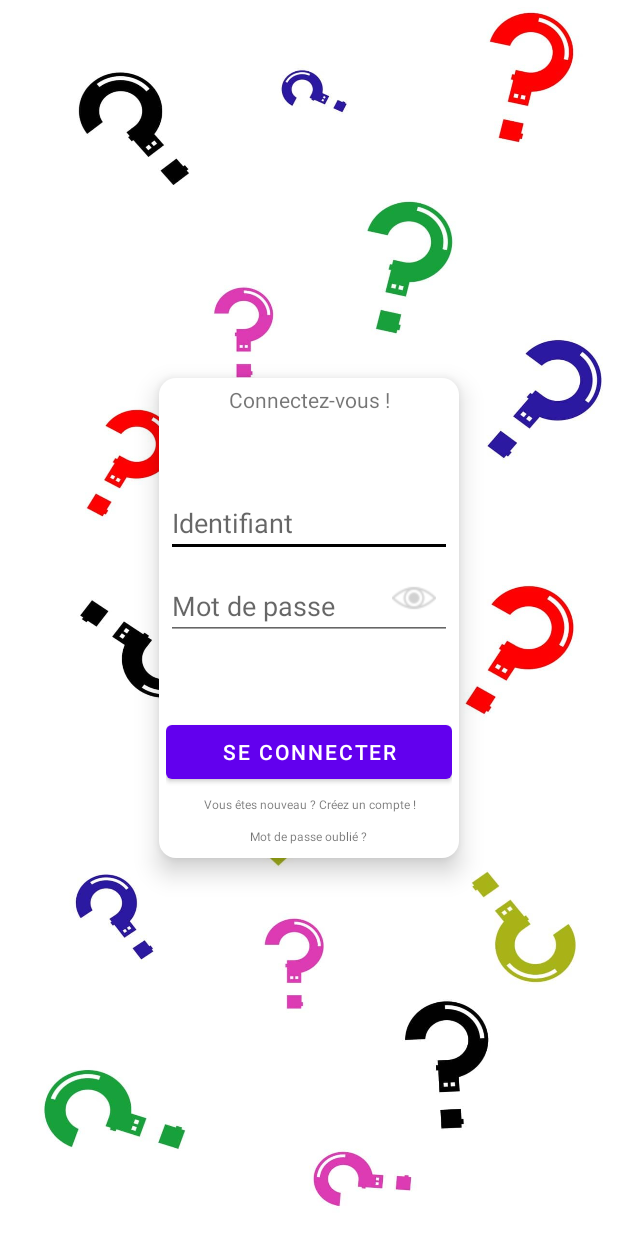
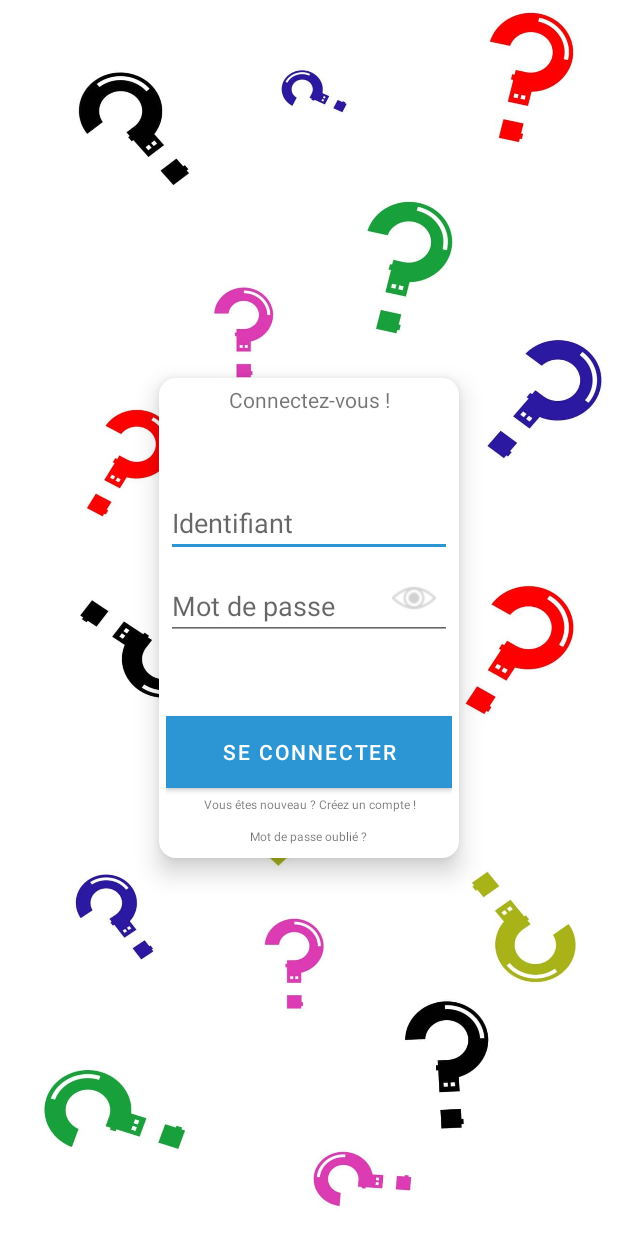
Before and after one commit to Royal27950/SuperQuiz, an Android app: the layout activity_connect.xml on its own in the app's theme, with its tools: preview values and no code run, on a phone screen of 412 x 824 dp. Run offline under Robolectric (Android 15) with nearby library versions, the phone set to English and light mode, and no system bars; Roboto replaces fonts that are not available here.

Commit message:
add SplashScreen and some colors

```diff
--- a/app/src/main/java/com/example/superquiz/Connect.java
+++ b/app/src/main/java/com/example/superquiz/Connect.java
@@ -96,6 +96,7 @@ public class Connect extends AppCompatActivity {
                         if (task.isSuccessful()){
                             Toast.makeText(Connect.this, "Vous êtes connecté", Toast.LENGTH_SHORT).show();
                             startActivity(new Intent(getApplicationContext(), MainActivity.class));
+                            //finish();
                         }else{
                             Toast.makeText(Connect.this, "Erreur !" + task.getException().getMessage(), Toast.LENGTH_SHORT).show();
                             progressBar.setVisibility(View.GONE);
@@ -152,7 +153,7 @@ public class Connect extends AppCompatActivity {
         if(view.getId()==R.id.show_pass_btn){
 
             if(userPassword.getTransformationMethod().equals(PasswordTransformationMethod.getInstance())){
-                ((ImageView)(view)).setImageResource(R.drawable.show_password);
+                ((ImageView)(view)).setImageResource(R.drawable.hide_password);
 
                 //Show Password
                 userPassword.setTransformationMethod(HideReturnsTransformationMethod.getInstance());
--- /dev/null
+++ b/app/src/main/java/com/example/superquiz/SplashScreen.java
@@ -0,0 +1,34 @@
+package com.example.superquiz;
+
+import androidx.appcompat.app.AppCompatActivity;
+
+import android.content.Intent;
+import android.os.Bundle;
+import android.os.Handler;
+
+public class SplashScreen extends AppCompatActivity {
+
+    private final int SPLASHSCREEN_TIMEOUT = 3000;
+    @Override
+    protected void onCreate(Bundle savedInstanceState) {
+        super.onCreate(savedInstanceState);
+        setContentView(R.layout.activity_splash_screen);
+
+        //Rediriger vers la page de connexion "Connect" après 3 secondes
+
+
+
+        //Permet de lancer le runnable (donc le changement de page) après 3 secondes
+        new Handler().postDelayed(new Runnable() {
+            @Override
+            public void run() {
+                Intent intent = new Intent(getApplicationContext(), Connect.class);
+                startActivity(intent);
+                finish();
+            }
+        }, SPLASHSCREEN_TIMEOUT);
+
+
+
+    }
+}
--- a/app/src/main/res/layout/activity_connect.xml
+++ b/app/src/main/res/layout/activity_connect.xml
@@ -73,7 +73,8 @@
             android:layout_width="match_parent"
             android:layout_height="wrap_content"
             android:layout_marginTop="15dp"
-            android:text="Se connecter" />
+            android:text="@string/connect"
+            android:background="@color/blue"/>
 
         <TextView
             android:id="@+id/textCreate"
--- a/app/src/main/res/values/colors.xml
+++ b/app/src/main/res/values/colors.xml
@@ -7,4 +7,6 @@
     <color name="teal_700">#FF018786</color>
     <color name="black">#FF000000</color>
     <color name="white">#FFFFFFFF</color>
+    <color name="blue">#2b96d3</color>
+    <color name="grey">#454545</color>
 </resources>
--- a/app/src/main/res/values/themes.xml
+++ b/app/src/main/res/values/themes.xml
@@ -1,14 +1,14 @@
 <resources xmlns:tools="http://schemas.android.com/tools">
     <!-- Base application theme. -->
-    <style name="Theme.SuperQuiz" parent="Theme.MaterialComponents.DayNight.DarkActionBar">
+    <style name="Theme.SuperQuiz" parent="Theme.MaterialComponents.DayNight.NoActionBar">
         <!-- Primary brand color. -->
-        <item name="colorPrimary">@color/purple_500</item>
-        <item name="colorPrimaryVariant">@color/purple_700</item>
+        <item name="colorPrimary">@color/blue</item>
+        <item name="colorPrimaryVariant">@color/grey</item>
         <item name="colorOnPrimary">@color/white</item>
         <!-- Secondary brand color. -->
-        <item name="colorSecondary">@color/black</item>
-        <item name="colorSecondaryVariant">@color/black</item>
-        <item name="colorOnSecondary">@color/black</item>
+        <item name="colorSecondary">@color/blue</item>
+        <item name="colorSecondaryVariant">@color/blue</item>
+        <item name="colorOnSecondary">@color/blue</item>
         <!-- Status bar color. -->
         <item name="android:statusBarColor" tools:targetApi="l">?attr/colorPrimaryVariant</item>
         <!-- Customize your theme here. -->
```
Also changed, not shown: app/src/main/AndroidManifest.xml (+9 -2 lines), app/src/main/res/layout/activity_splash_screen.xml (added, +30 -0 lines), app/src/main/res/drawable/hide_password.png (added), app/src/main/res/drawable/logosuperquiz.jpg (added), app/src/main/res/mipmap-xxxhdpi/iconsuperquiz.jpg (added).
